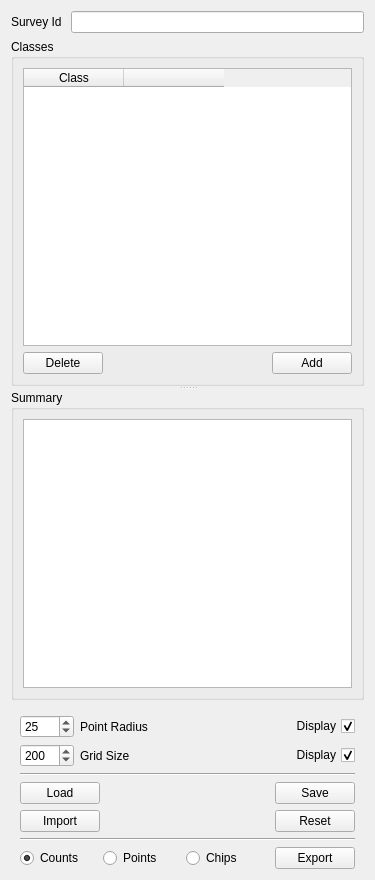
Qt form ddg/point_widget.ui (persts/DotDotGoose) before a commit.
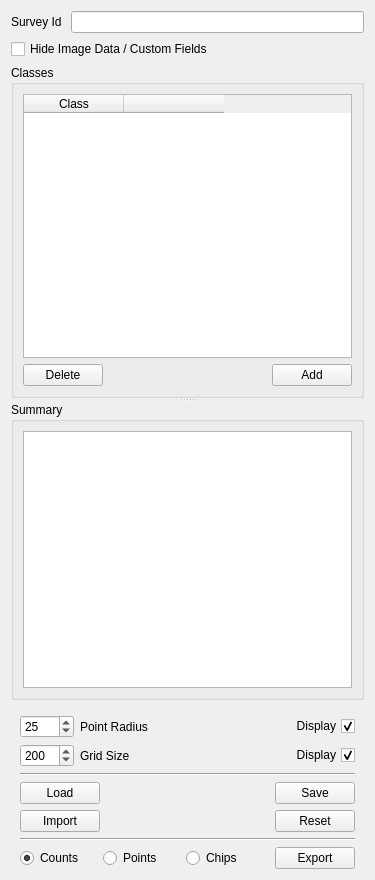
The same form after that commit. Icons and pictures are not drawn.

Commit message: GUI enhancement to hide custom field frame

What changed in the file:
```diff
--- a/ddg/point_widget.ui
+++ b/ddg/point_widget.ui
@@ -28,6 +28,13 @@
      </item>
     </layout>
    </item>
+   <item>
+    <widget class="QCheckBox" name="checkBoxImageFields">
+     <property name="text">
+      <string>Hide Image Data / Custom Fields</string>
+     </property>
+    </widget>
+   </item>
    <item>
     <widget class="QSplitter" name="splitter">
      <property name="orientation">
```
Left out of the diff: 6 changed lines with no effect on the pictures. The commit also changes 5 other files.
